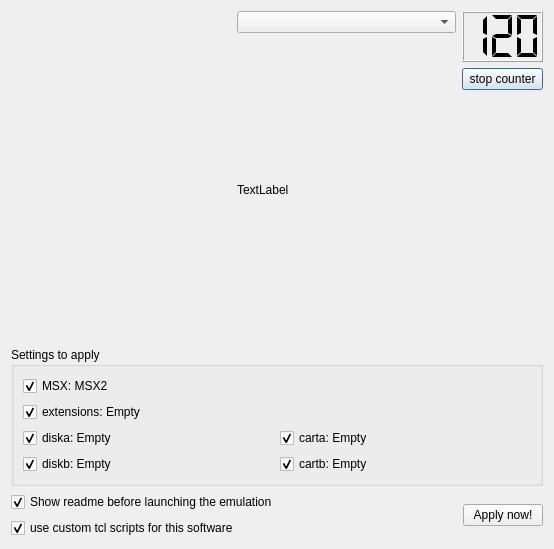
This is autorun.ui in openMSX/catapult as Qt 5 draws it before an edit. The edited form follows.
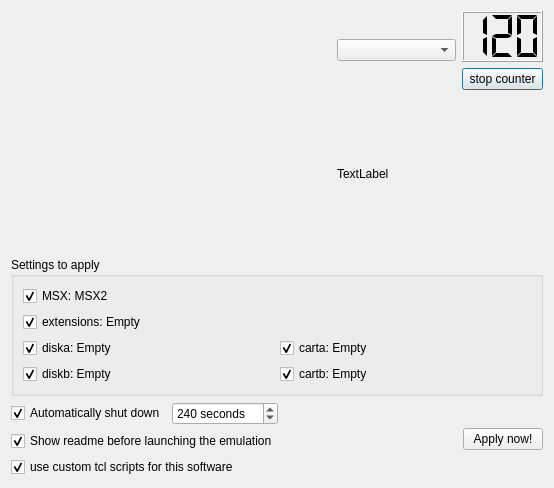
This is the edited form. Custom widgets are drawn as their Qt base class.

Diff of the .ui file:
```diff
--- a/autorun.ui
+++ b/autorun.ui
@@ -6,7 +6,7 @@
     <x>0</x>
     <y>0</y>
     <width>554</width>
-    <height>549</height>
+    <height>477</height>
    </rect>
   </property>
   <property name="windowTitle" >
@@ -25,12 +25,16 @@
        </property>
        <property name="minimumSize" >
         <size>
-         <width>90</width>
-         <height>90</height>
+         <width>320</width>
+         <height>240</height>
         </size>
        </property>
       </widget>
      </item>
+     <item>
+      <layout class="QVBoxLayout" >
+       <item>
+        <layout class="QHBoxLayout" >
      <item>
       <layout class="QVBoxLayout" >
        <item>
@@ -43,19 +47,6 @@
          </property>
         </widget>
        </item>
-       <item>
-        <widget class="QLabel" name="labelGames" >
-         <property name="sizePolicy" >
-          <sizepolicy vsizetype="Expanding" hsizetype="Expanding" >
-           <horstretch>0</horstretch>
-           <verstretch>0</verstretch>
-          </sizepolicy>
-         </property>
-         <property name="text" >
-          <string>TextLabel</string>
-         </property>
-        </widget>
-       </item>
       </layout>
      </item>
      <item>
@@ -95,18 +86,22 @@
          </property>
         </widget>
        </item>
+          </layout>
+         </item>
+        </layout>
+       </item>
        <item>
-        <spacer>
-         <property name="orientation" >
-          <enum>Qt::Vertical</enum>
+        <widget class="QLabel" name="labelGames" >
+         <property name="sizePolicy" >
+          <sizepolicy vsizetype="Expanding" hsizetype="Expanding" >
+           <horstretch>0</horstretch>
+           <verstretch>0</verstretch>
+          </sizepolicy>
          </property>
-         <property name="sizeHint" >
-          <size>
-           <width>20</width>
-           <height>40</height>
-          </size>
+         <property name="text" >
+          <string>TextLabel</string>
          </property>
-        </spacer>
+        </widget>
        </item>
       </layout>
      </item>
@@ -193,6 +188,36 @@
     <layout class="QHBoxLayout" >
      <item>
       <layout class="QVBoxLayout" >
+       <item>
+        <layout class="QHBoxLayout" >
+         <item>
+          <widget class="QCheckBox" name="checkBoxShutdown" >
+           <property name="text" >
+            <string>Automatically shut down</string>
+           </property>
+           <property name="checked" >
+            <bool>true</bool>
+           </property>
+          </widget>
+         </item>
+         <item>
+          <widget class="QSpinBox" name="spinBoxShutdown" >
+           <property name="suffix" >
+            <string> seconds</string>
+           </property>
+           <property name="maximum" >
+            <number>9999</number>
+           </property>
+           <property name="singleStep" >
+            <number>10</number>
+           </property>
+           <property name="value" >
+            <number>240</number>
+           </property>
+          </widget>
+         </item>
+        </layout>
+       </item>
        <item>
         <widget class="QCheckBox" name="checkBoxReadme" >
          <property name="text" >
```
Lines whose indentation alone changed are shown as unchanged.
